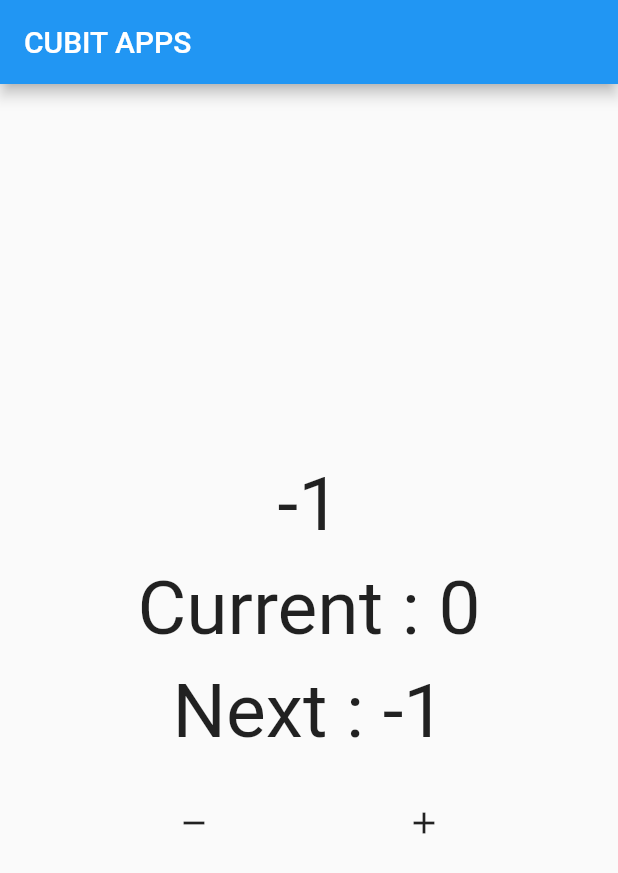
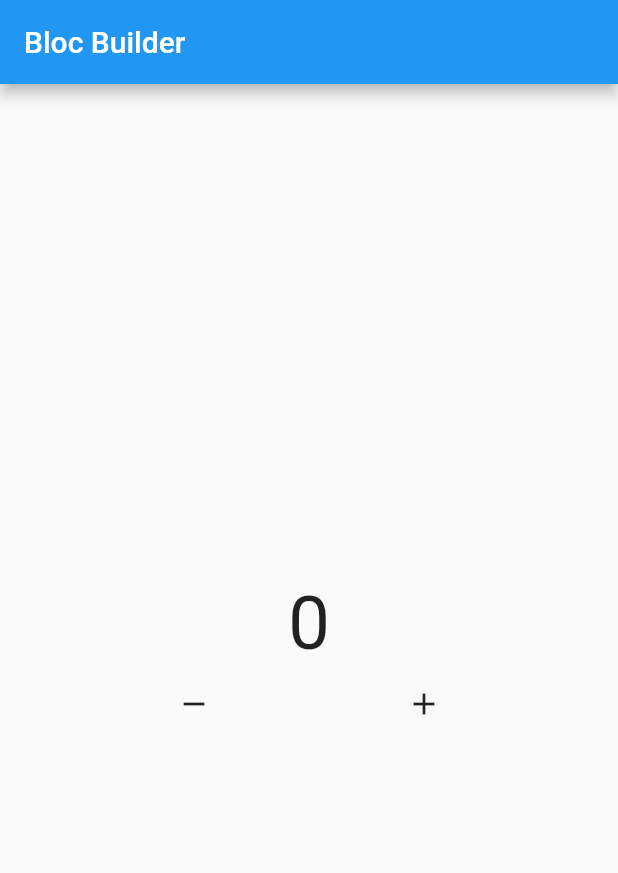
Before and after one commit to mrizkiid/git-bloc, a Flutter app: the screen it shows after launch, after a tap on the "remove" icon, on a phone screen of 412 x 824 dp. Shown: the top 873 px of the screen. Run offline on Flutter 3.47's test engine with Material 2 defaults, Android fonts, the phone set to English and light mode, and no system bars; our stand-ins replace bloc, flutter_bloc.

Commit message:
menambahkan bloc builder

```diff
--- a/learnbloc/lib/kuldi_basic_cubit/basic_cubit.dart
+++ b/learnbloc/lib/kuldi_basic_cubit/basic_cubit.dart
@@ -11,7 +11,7 @@ class BasicCubit extends StatefulWidget {
 }
 
 class _BasicCubitState extends State<BasicCubit> {
-  CounterCubit mycounter = CounterCubit();
+  CounterCubit mycounter = CounterCubit(inisial: 10);
   @override
   Widget build(BuildContext context) {
     return Scaffold(
--- /dev/null
+++ b/learnbloc/lib/kuldi_bloc_builder/counter.dart
@@ -0,0 +1,28 @@
+import 'package:bloc/bloc.dart';
+
+class Counter extends Cubit<int> {
+  Counter({this.init = 0}) : super(init);
+
+  int init;
+  void tambah() {
+    emit(state + 1);
+  }
+
+  void kurang() {
+    emit(state - 1);
+  }
+
+  @override
+  void onChange(Change<int> change) {
+    // TODO: implement onChange
+    super.onChange(change);
+    print(change);
+  }
+
+  @override
+  void onError(Object error, StackTrace stackTrace) {
+    // TODO: implement onError
+    super.onError(error, stackTrace);
+    print(error);
+  }
+}
--- /dev/null
+++ b/learnbloc/lib/kuldi_bloc_builder/kuldi_bloc.dart
@@ -0,0 +1,63 @@
+import 'package:flutter/material.dart';
+import 'package:flutter_bloc/flutter_bloc.dart';
+import 'package:learnbloc/kuldi_bloc_builder/counter.dart';
+
+class KuldiBlocBuilder extends StatelessWidget {
+  // const KuldiBlocBuilder({Key? key}) : super(key: key);
+  Counter mycounter = Counter();
+
+  @override
+  Widget build(BuildContext context) {
+    return Scaffold(
+      appBar: AppBar(
+        title: Text("Bloc Builder"),
+      ),
+      body: Column(
+        mainAxisAlignment: MainAxisAlignment.center,
+        children: [
+          BlocBuilder<Counter, int>(
+            bloc: mycounter,
+            buildWhen: (previous, current) {
+              if (current % 2 == 0) {
+                return true;
+              } else {
+                false;
+              }
+            },
+            builder: (context, state) {
+              return Text(
+                "$state",
+                style: const TextStyle(fontSize: 50),
+              );
+            },
+          ),
+          // StreamBuilder(
+          //   initialData: mycounter.init,
+          //   stream: mycounter.stream,
+          //   builder: (context, snapshot) {
+          //     return Text(
+          //       "${snapshot.data}",
+          //       style: const TextStyle(fontSize: 50),
+          //     );
+          //   },
+          // ),
+          Row(
+            mainAxisAlignment: MainAxisAlignment.spaceEvenly,
+            children: [
+              IconButton(
+                  onPressed: () {
+                    mycounter.kurang();
+                  },
+                  icon: Icon(Icons.remove)),
+              IconButton(
+                  onPressed: () {
+                    mycounter.tambah();
+                  },
+                  icon: Icon(Icons.add)),
+            ],
+          )
+        ],
+      ),
+    );
+  }
+}
--- a/learnbloc/lib/main.dart
+++ b/learnbloc/lib/main.dart
@@ -1,6 +1,7 @@
 import 'package:flutter/material.dart';
 import 'package:learnbloc/erico/bloc_erico.dart';
 import 'package:learnbloc/kuldi_basic_cubit/basic_cubit.dart';
+import 'package:learnbloc/kuldi_bloc_builder/kuldi_bloc.dart';
 import 'package:learnbloc/kuldi_stream/kuldi_stream.dart';
 
 void main() {
@@ -12,10 +13,11 @@ class MyApp extends StatelessWidget {
 
   @override
   Widget build(BuildContext context) {
-    return const MaterialApp(
+    return MaterialApp(
         debugShowCheckedModeBanner: false,
         // home: EricoBloc()
         // home: KuldiStream()
-        home: BasicCubit());
+        // home: BasicCubit()
+        home: KuldiBlocBuilder());
   }
 }
```
